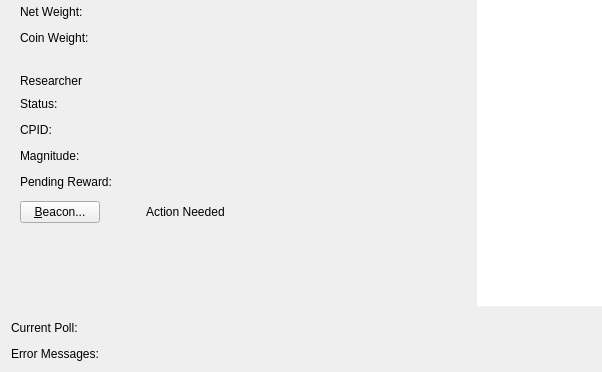
This is src/qt/forms/overviewpage.ui in gridcoin-community/Gridcoin-Research as Qt 5 draws it before an edit; both pictures show x 0 to 602 and y 263 to 635 of the 948 by 635 pixel window. The edited form follows.
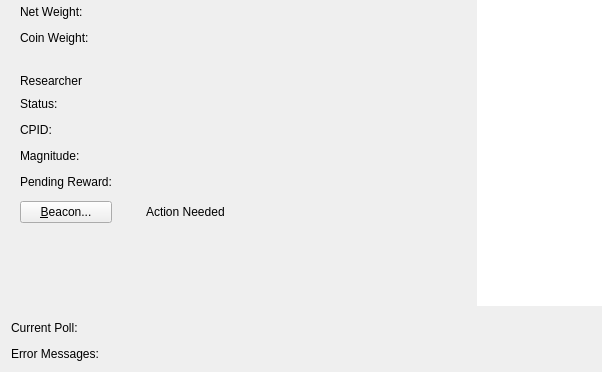
This is the edited form. Icons and pictures are not drawn. Custom widgets are drawn as their Qt base class.

Commit message:
Switch GUI overview page form layouts to grids
This improves the rendering of the tables on the overview page on macOS.
Qt draws macOS form layouts with right-aligned labels and moves the form
to the center of its parent which gives the overview page an awkward and
broken appearance. Using grid layouts avoids the custom styles and shows
the information as on the other platforms.

```diff
--- a/src/qt/forms/overviewpage.ui
+++ b/src/qt/forms/overviewpage.ui
@@ -399,14 +399,8 @@
            </layout>
           </item>
           <item>
-           <layout class="QFormLayout" name="researcherFormLayout">
-            <property name="fieldGrowthPolicy">
-             <enum>QFormLayout::AllNonFixedFieldsGrow</enum>
-            </property>
-            <property name="horizontalSpacing">
-             <number>12</number>
-            </property>
-            <property name="verticalSpacing">
+           <layout class="QGridLayout" name="researcherGridLayout">
+            <property name="spacing">
              <number>12</number>
             </property>
             <item row="0" column="0">
```
Left out of the diff: 171 changed lines with no effect on the pictures. The commit also changes 3 other files.
